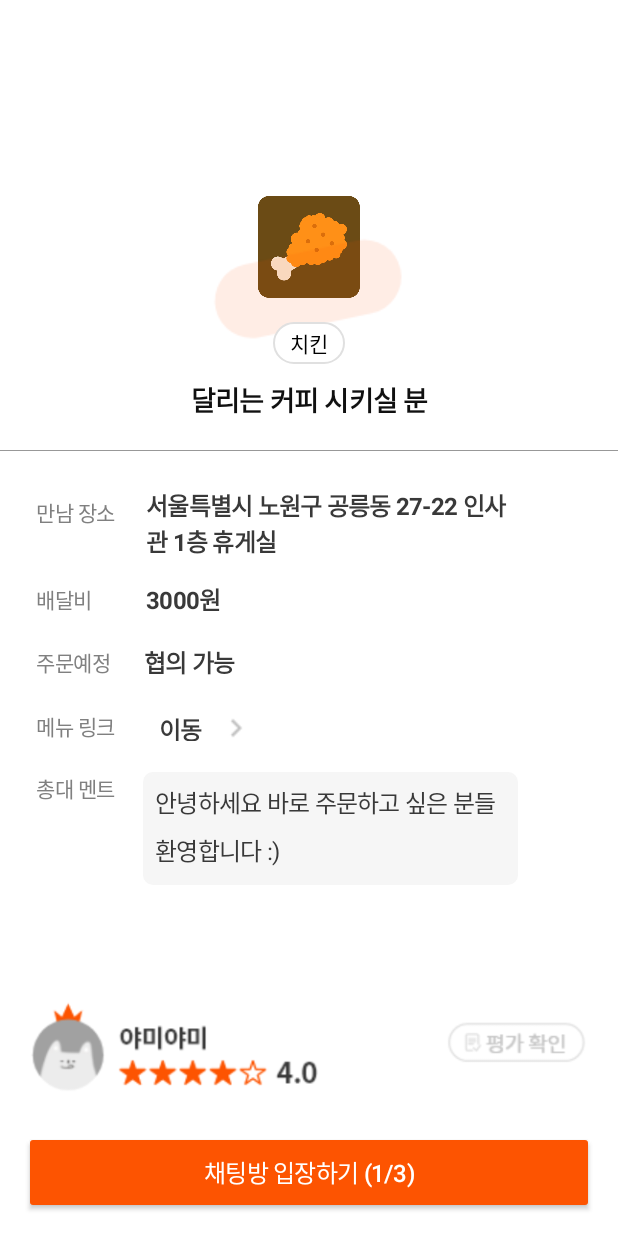
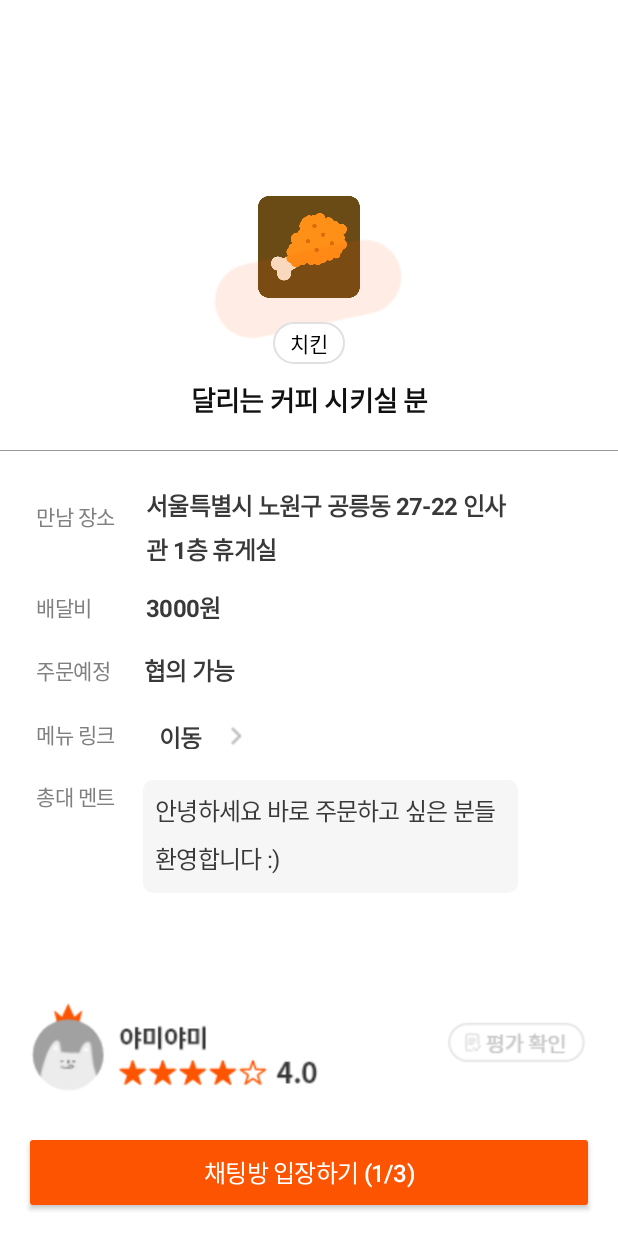
Before and after one commit to jjiiin/capstone_1210, an Android app: the DetailActivity screen opened directly, with no data from a screen before it, on a phone screen of 412 x 824 dp. Run offline under Robolectric (Android 15) with nearby library versions, the phone set to English and light mode, and no system bars; our stand-ins replace Firebase (no records; nobody signed in at launch, a user with empty details on screens opened directly), data binding; 2 statements that could not run were skipped.

```diff
--- a/app/src/main/res/layout/activity_detail.xml
+++ b/app/src/main/res/layout/activity_detail.xml
@@ -108,6 +108,7 @@
                 android:layout_marginTop="7dp"
                 android:layout_marginLeft="20dp"
                 android:letterSpacing="-0.03"
+                android:lineSpacingExtra="5sp"
                 android:text="서울특별시 노원구 공릉동 27-22 인사관 1층 휴게실"
                 android:textColor="#393939"
                 android:textSize="16sp"
```
